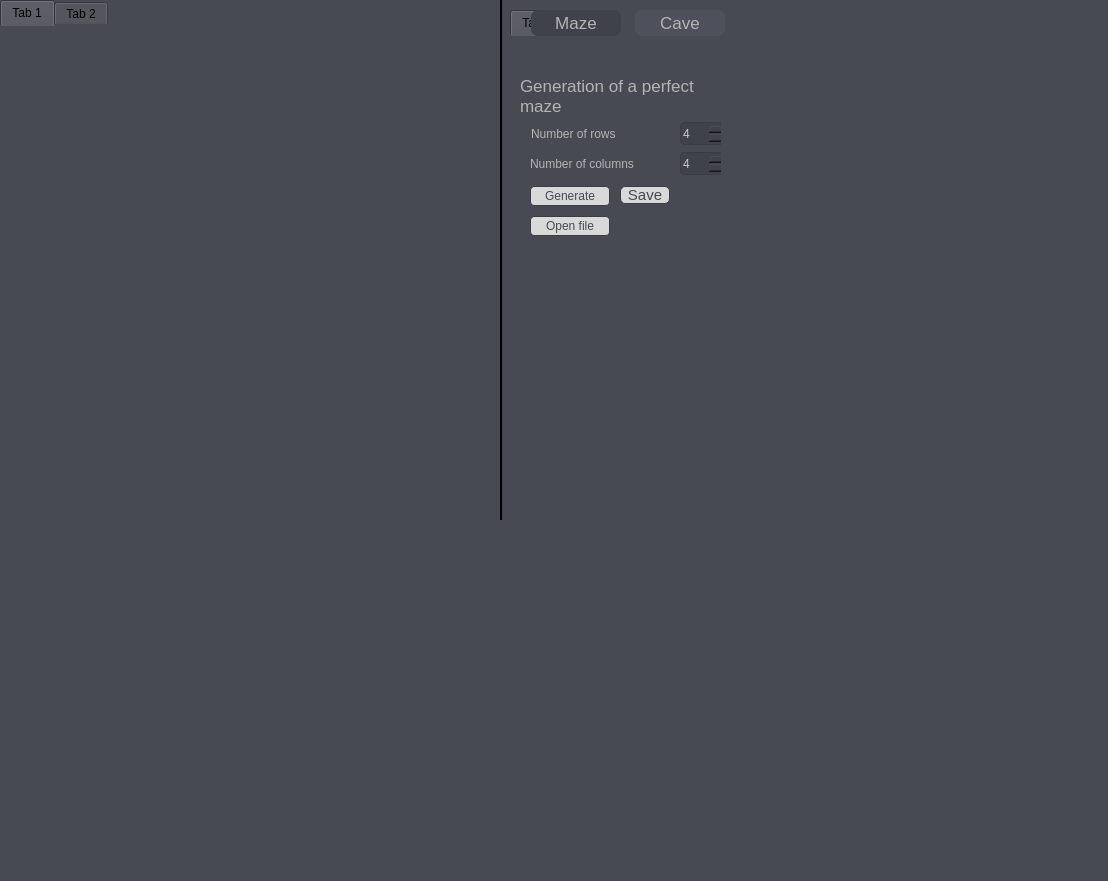
Above: src/View/mainwindow.ui from Lunarskii/Maze before the change. Below: the same form after it.
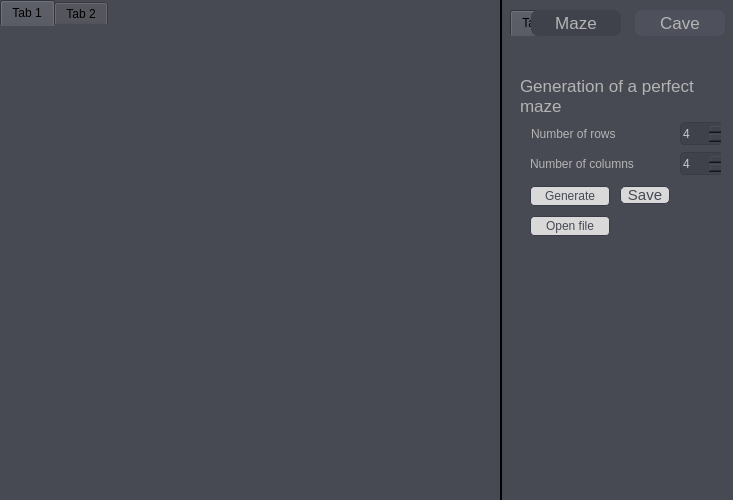
That is the form after the change.

Commit message: Changed the size of the application

What changed in the file:
```diff
--- a/src/View/mainwindow.ui
+++ b/src/View/mainwindow.ui
@@ -6,10 +6,28 @@
    <rect>
     <x>0</x>
     <y>0</y>
-    <width>1108</width>
-    <height>881</height>
+    <width>733</width>
+    <height>500</height>
    </rect>
   </property>
+  <property name="sizePolicy">
+   <sizepolicy hsizetype="Fixed" vsizetype="Fixed">
+    <horstretch>0</horstretch>
+    <verstretch>0</verstretch>
+   </sizepolicy>
+  </property>
+  <property name="minimumSize">
+   <size>
+    <width>733</width>
+    <height>500</height>
+   </size>
+  </property>
+  <property name="maximumSize">
+   <size>
+    <width>733</width>
+    <height>500</height>
+   </size>
+  </property>
   <property name="windowTitle">
    <string>MainWindow</string>
   </property>
```
